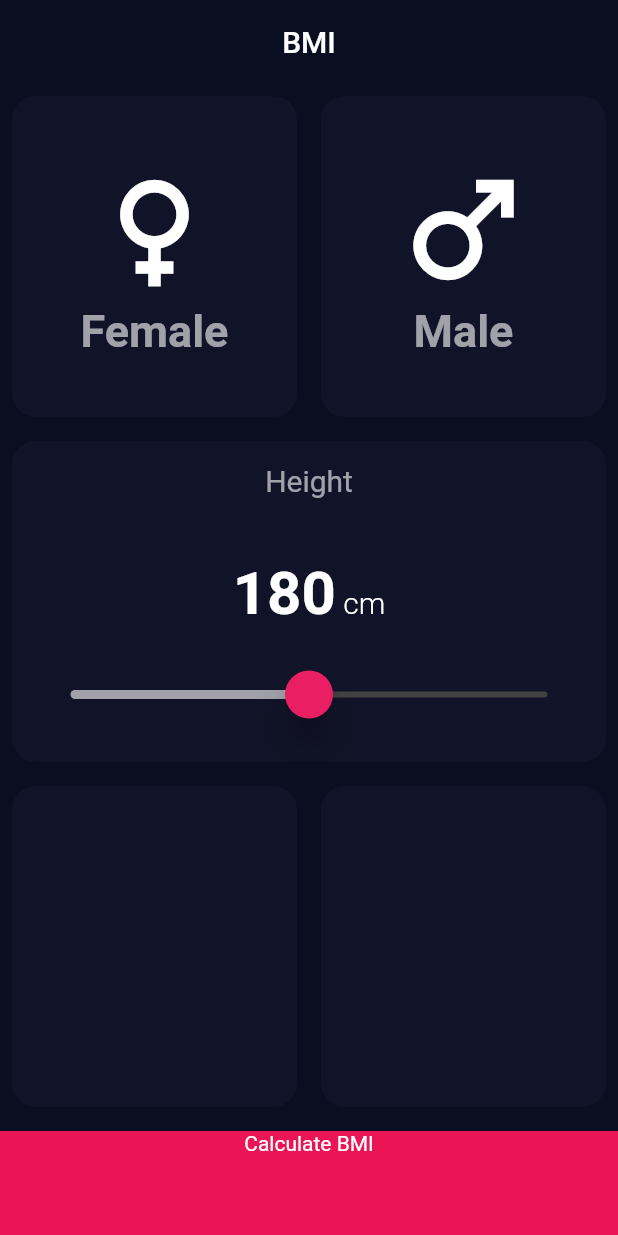
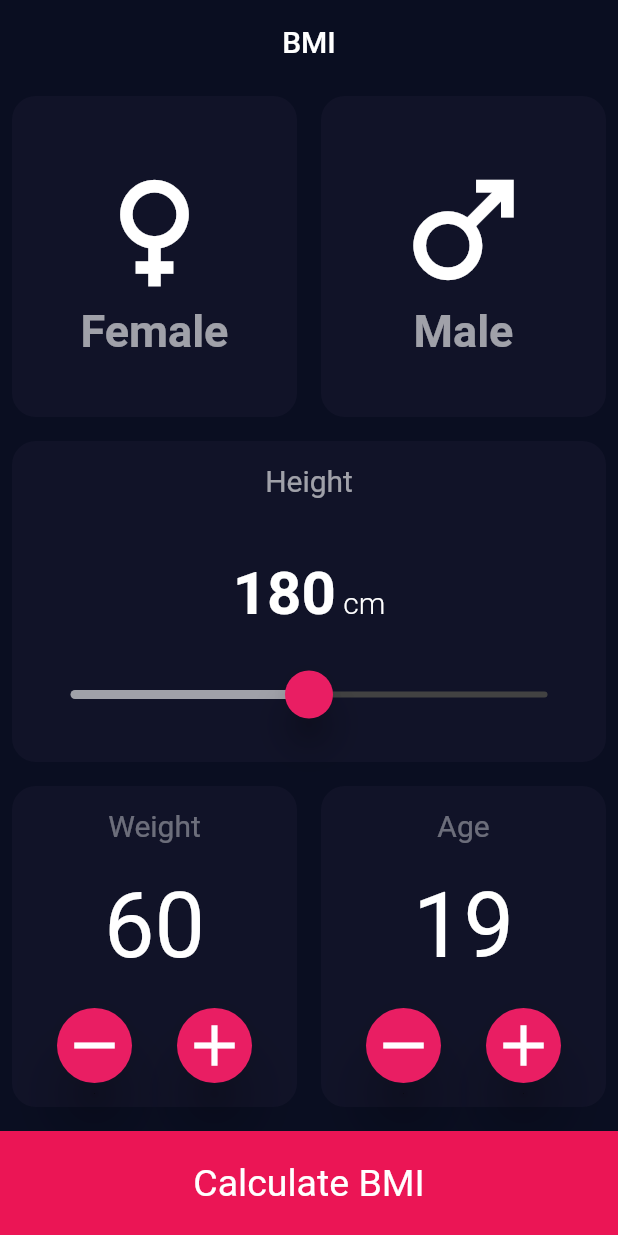
Before and after one commit to AliAltiyev/bmi, a Flutter app: the screen it shows after launch, on a phone screen of 412 x 824 dp. Run offline on Flutter 3.47's test engine with Material 2 defaults, Android fonts, the phone set to English and light mode, and no system bars.

Commit message:
get user weight and age

```diff
--- a/lib/pages/input_page.dart
+++ b/lib/pages/input_page.dart
@@ -5,6 +5,7 @@ import 'package:flutter/material.dart';
 import '../helper/gender.dart';
 import '../widgets/reusable_card.dart';
 import '../widgets/reusable_card_gender_content.dart';
+import '../widgets/reusable_card_weight_age_content.dart';
 
 class InputPage extends StatefulWidget {
   const InputPage({Key? key}) : super(key: key);
@@ -15,6 +16,8 @@ class InputPage extends StatefulWidget {
 
 class _InputPageState extends State<InputPage> {
   Gender? gender;
+  final int _userWeight = 60;
+  final int _userAge = 19;
 
   @override
   Widget build(BuildContext context) {
@@ -71,15 +74,20 @@ class _InputPageState extends State<InputPage> {
           ),
           Expanded(
             child: Row(
-              children: const [
+              crossAxisAlignment: CrossAxisAlignment.stretch,
+              children: [
                 Expanded(
                   child: ReUsableCard(
                     color: kInActiveColor,
+                    cardChild: ReUsableAgeAndWeightContent(
+                      labelText: 'Weight', userInput: _userWeight,),
                   ),
                 ),
-                Expanded(
+                 Expanded(
                   child: ReUsableCard(
-                    color: kInActiveColor,
+                      color: kInActiveColor,
+                      cardChild: ReUsableAgeAndWeightContent(
+                        labelText: 'Age', userInput: _userAge,),
                   ),
                 )
               ],
@@ -90,9 +98,12 @@ class _InputPageState extends State<InputPage> {
             height: kBottomContainerHeight,
             margin: const EdgeInsets.only(top: 8),
             color: const Color(kBottomContainerColor),
-            child: const Text(
-              'Calculate BMI',
-              textAlign: TextAlign.center,
+            child: const Align(
+              alignment: Alignment.center,
+              child: Text(
+                'Calculate BMI',style: TextStyle(fontSize: 25),
+                textAlign: TextAlign.center,
+              ),
             ),
           )
         ],
--- /dev/null
+++ b/lib/widgets/custom_rounded_button.dart
@@ -0,0 +1,29 @@
+import 'package:flutter/material.dart';
+
+class CustomRoundedButton extends StatelessWidget {
+  final IconData iconData;
+  final VoidCallback callback;
+
+  const CustomRoundedButton({
+    Key? key,
+    required this.iconData,
+    required this.callback,
+  }) : super(key: key);
+
+  @override
+  Widget build(BuildContext context) {
+    return RawMaterialButton(
+      onPressed: callback,
+      constraints: const BoxConstraints.tightFor(width: 50, height: 50),
+      shape: const CircleBorder(),
+      fillColor: Colors.pink,
+      elevation: 16,
+      child: Align(
+          alignment: Alignment.center,
+          child: Icon(
+            iconData,
+            size: 46,
+          )),
+    );
+  }
+}
--- /dev/null
+++ b/lib/widgets/reusable_card_weight_age_content.dart
@@ -0,0 +1,62 @@
+import 'package:flutter/material.dart';
+
+import 'custom_rounded_button.dart';
+
+class ReUsableAgeAndWeightContent extends StatefulWidget {
+  int userInput;
+  final String labelText;
+
+  ReUsableAgeAndWeightContent(
+      {Key? key, required this.userInput, required this.labelText})
+      : super(key: key);
+
+  @override
+  State<ReUsableAgeAndWeightContent> createState() =>
+      _ReUsableAgeAndWeightContentState();
+}
+
+class _ReUsableAgeAndWeightContentState
+    extends State<ReUsableAgeAndWeightContent> {
+  @override
+  Widget build(BuildContext context) {
+    return Column(
+      children: [
+        Text(
+          widget.labelText,
+          style: const TextStyle(fontSize: 20, color: Colors.white38),
+        ),
+        const SizedBox(
+          height: 20,
+        ),
+        Text(
+          widget.userInput.toString(),
+          style: const TextStyle(fontSize: 60),
+        ),
+        const SizedBox(
+          height: 20,
+        ),
+        Row(
+          mainAxisAlignment: MainAxisAlignment.spaceAround,
+          children: [
+            CustomRoundedButton(
+              iconData: Icons.remove,
+              callback: () {
+                setState(() {
+                  widget.userInput > 0 ? widget.userInput-- : null;
+                });
+              },
+            ),
+            CustomRoundedButton(
+              iconData: Icons.add,
+              callback: () {
+                setState(() {
+                  widget.userInput < 200 ? widget.userInput++ : null;
+                });
+              },
+            )
+          ],
+        )
+      ],
+    );
+  }
+}
```
